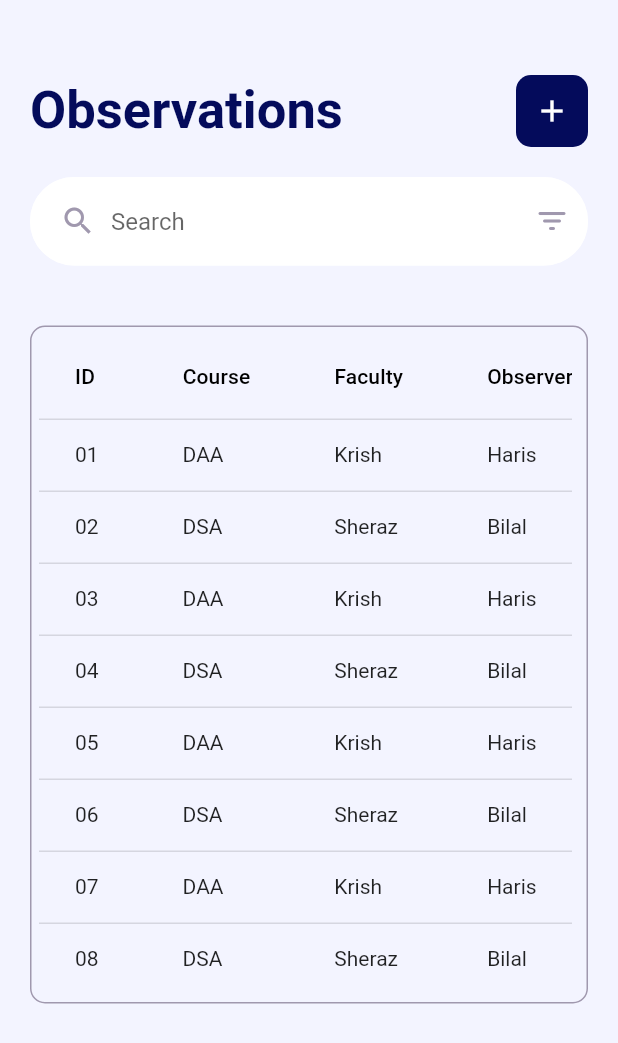
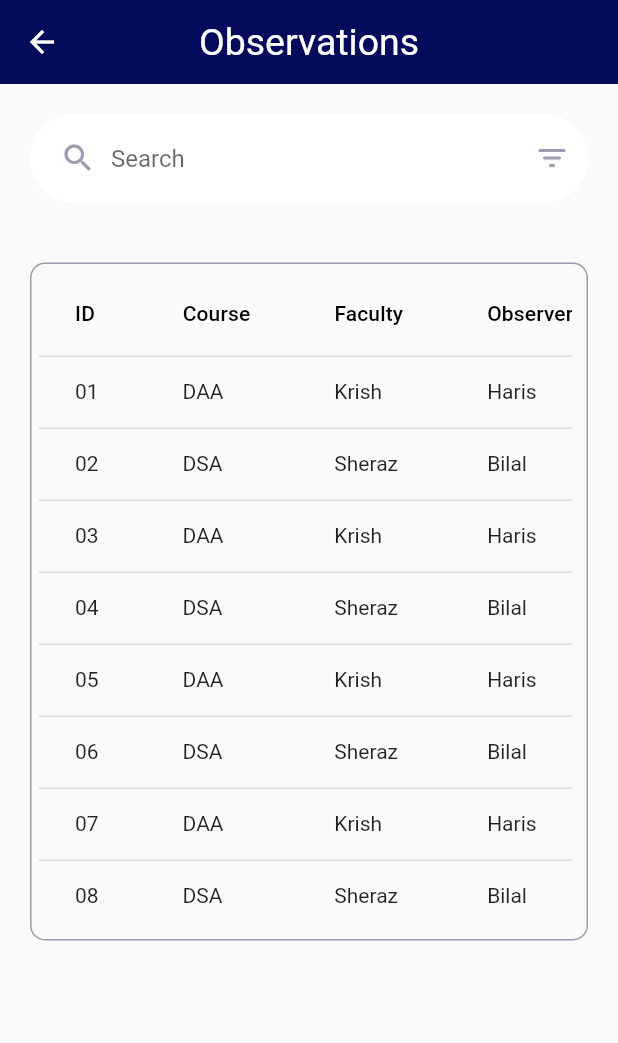
Before and after one commit to H-R-S/SOTL-APP, a Flutter app: the ObservationScreen screen opened by its route, on a phone screen of 412 x 824 dp. Shown: the top 1043 px of the screen. Run offline on Flutter 3.47's test engine with Material 2 defaults, Android fonts, the phone set to English and light mode, and no system bars; our stand-ins replace fl_chart.

Commit message:
Screen UI updated | Observation Screen

```diff
--- a/lib/view/screens/observation/observation_screen.dart
+++ b/lib/view/screens/observation/observation_screen.dart
@@ -1,4 +1,5 @@
 import 'package:flutter/material.dart';
+import 'package:sotl/view/widgets/app_bar/my_app_bar.dart';
 import '../../../resources/constants/style.dart';
 import '../../widgets/header_tag/header_tag.dart';
 import '../../widgets/search_bar/my_search_bar.dart';
@@ -13,21 +14,21 @@ class ObservationScreen extends StatelessWidget {
   @override
   Widget build(BuildContext context) {
     return Scaffold(
-        backgroundColor: light,
+      appBar: MyAppBar(scaffoldKey, context, title: "Observations"),
         body: Padding(
-            padding: const EdgeInsets.all(20).copyWith(top: 50),
+            padding: const EdgeInsets.all(20),
             child: Column(children: [
-              Row(mainAxisAlignment: MainAxisAlignment.spaceBetween, children: [
-                const HeaderTag(title: "Observations"),
-                Container(
-                    decoration: BoxDecoration(
-                        color: primary,
-                        borderRadius: BorderRadius.circular(10)),
-                    child: IconButton(
-                        onPressed: () {},
-                        icon: const Icon(Icons.add, color: Colors.white)))
-              ]),
-              const SizedBox(height: 20),
+              // Row(mainAxisAlignment: MainAxisAlignment.spaceBetween, children: [
+              //   const HeaderTag(title: "Observations"),
+              //   Container(
+              //       decoration: BoxDecoration(
+              //           color: primary,
+              //           borderRadius: BorderRadius.circular(10)),
+              //       child: IconButton(
+              //           onPressed: () {},
+              //           icon: const Icon(Icons.add, color: Colors.white)))
+              // ]),
+              // const SizedBox(height: 20),
               MySearchBar(
                   onTapSufix: () {},
                   sufixIcon: Icons.filter_list_rounded,
```
